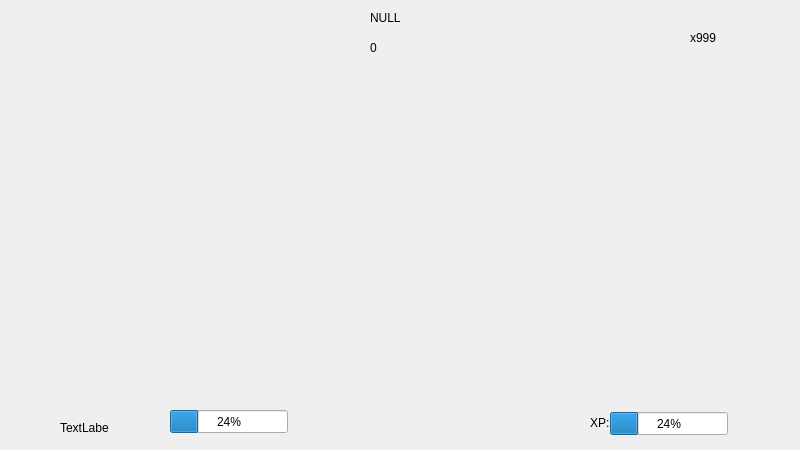
Above: data/screens/mapscreen.ui from AsuraDiso/Dice-or-Die before the change. Below: the same form after it.
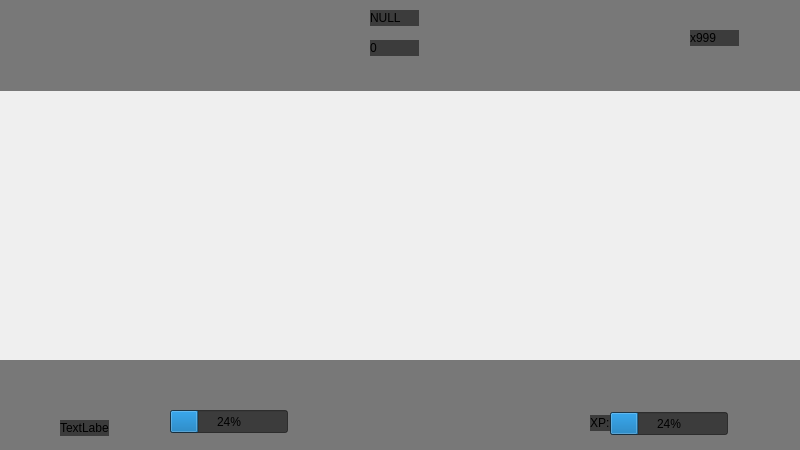
That is the form after the change. Custom widgets are drawn as their Qt base class.

Patch:
```diff
--- a/data/screens/mapscreen.ui
+++ b/data/screens/mapscreen.ui
@@ -33,6 +33,9 @@
      <height>91</height>
     </rect>
    </property>
+   <property name="styleSheet">
+    <string notr="true">background-color: rgba(0,0,0,0.5)</string>
+   </property>
    <widget class="TextImage" name="nextlevel_xp_label">
     <property name="geometry">
      <rect>
@@ -95,6 +98,9 @@
      <height>91</height>
     </rect>
    </property>
+   <property name="styleSheet">
+    <string notr="true">background-color: rgba(0,0,0,0.5)</string>
+   </property>
    <widget class="TextImage" name="coins">
     <property name="geometry">
      <rect>
@@ -142,6 +148,12 @@
    <extends>QLabel</extends>
    <header>data/widgets/textimage.h</header>
   </customwidget>
+  <customwidget>
+   <class>Widget</class>
+   <extends>QWidget</extends>
+   <header>data/widgets/widget.h</header>
+   <container>1</container>
+  </customwidget>
  </customwidgets>
  <resources/>
  <connections/>
```
Left out of the diff: 4 changed lines with no effect on the pictures.
